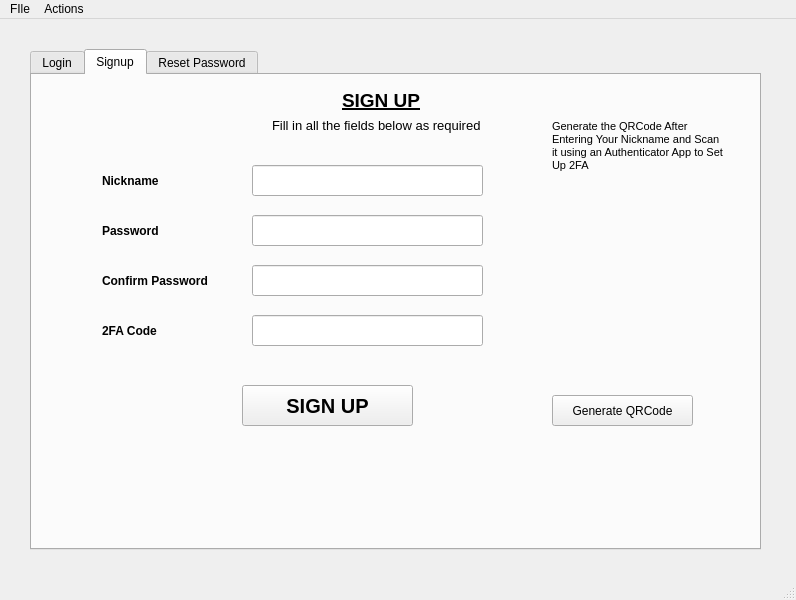
Old version of the form UI_files/mainui.ui in the repository nafdev01/secure-lan-chat.
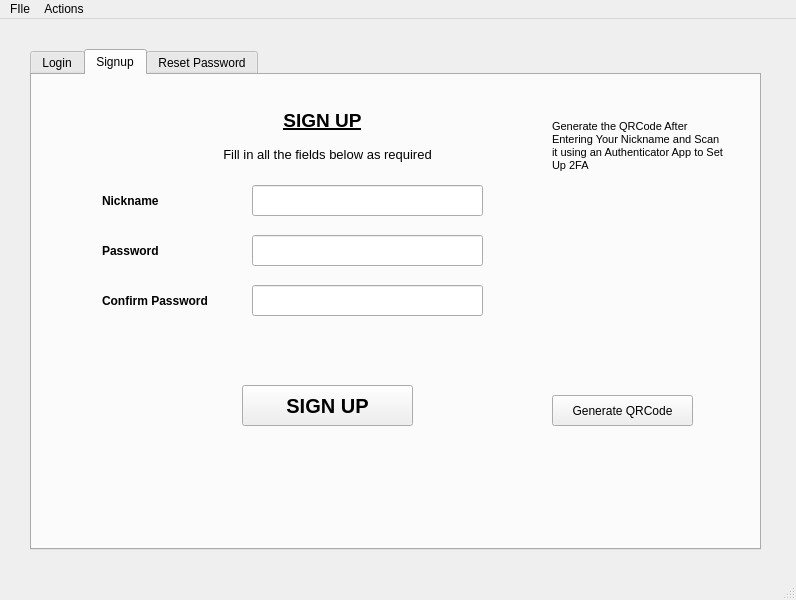
New version of the form. The open tabs and pages were chosen to show the change. Icons and pictures are not drawn.

```diff
--- a/UI_files/mainui.ui
+++ b/UI_files/mainui.ui
@@ -268,7 +268,7 @@
         <property name="geometry">
          <rect>
           <x>220</x>
-          <y>90</y>
+          <y>110</y>
           <width>231</width>
           <height>31</height>
          </rect>
@@ -287,7 +287,7 @@
         <property name="geometry">
          <rect>
           <x>70</x>
-          <y>90</y>
+          <y>110</y>
           <width>91</width>
           <height>31</height>
          </rect>
@@ -306,7 +306,7 @@
         <property name="geometry">
          <rect>
           <x>220</x>
-          <y>140</y>
+          <y>160</y>
           <width>231</width>
           <height>31</height>
          </rect>
@@ -322,7 +322,7 @@
         <property name="geometry">
          <rect>
           <x>70</x>
-          <y>140</y>
+          <y>160</y>
           <width>91</width>
           <height>31</height>
          </rect>
@@ -360,7 +360,7 @@
         <property name="geometry">
          <rect>
           <x>220</x>
-          <y>190</y>
+          <y>210</y>
           <width>231</width>
           <height>31</height>
          </rect>
@@ -379,7 +379,7 @@
         <property name="geometry">
          <rect>
           <x>70</x>
-          <y>190</y>
+          <y>210</y>
           <width>141</width>
           <height>31</height>
          </rect>
@@ -414,41 +414,6 @@
          <string>SIGN UP</string>
         </property>
        </widget>
-       <widget class="QLineEdit" name="input2FASign">
-        <property name="geometry">
-         <rect>
-          <x>220</x>
-          <y>240</y>
-          <width>231</width>
-          <height>31</height>
-         </rect>
-        </property>
-        <property name="toolTip">
-         <string>Enter the 6 digit code geenrated by the authenticator app</string>
-        </property>
-        <property name="echoMode">
-         <enum>QLineEdit::Password</enum>
-        </property>
-       </widget>
-       <widget class="QLabel" name="label2FASign">
-        <property name="geometry">
-         <rect>
-          <x>70</x>
-          <y>240</y>
-          <width>101</width>
-          <height>31</height>
-         </rect>
-        </property>
-        <property name="font">
-         <font>
-          <weight>75</weight>
-          <bold>true</bold>
-         </font>
-        </property>
-        <property name="text">
-         <string>2FA Code</string>
-        </property>
-       </widget>
        <widget class="QPushButton" name="button2FAGen">
         <property name="geometry">
          <rect>
@@ -468,8 +433,8 @@
        <widget class="QLabel" name="labelTitleSign">
         <property name="geometry">
          <rect>
-          <x>310</x>
-          <y>10</y>
+          <x>240</x>
+          <y>30</y>
           <width>101</width>
           <height>31</height>
          </rect>
@@ -484,7 +449,7 @@
          </font>
         </property>
         <property name="text">
-         <string>SIGN UP</string>
+         <string>&lt;html&gt;&lt;head/&gt;&lt;body&gt;&lt;p align=&quot;center&quot;&gt;SIGN UP&lt;/p&gt;&lt;/body&gt;&lt;/html&gt;</string>
         </property>
        </widget>
        <widget class="QLabel" name="labelQRCodeSign">
@@ -511,8 +476,8 @@
        <widget class="QLabel" name="labelInstructSign">
         <property name="geometry">
          <rect>
-          <x>240</x>
-          <y>40</y>
+          <x>170</x>
+          <y>70</y>
           <width>251</width>
           <height>20</height>
          </rect>
@@ -525,7 +490,7 @@
          </font>
         </property>
         <property name="text">
-         <string>Fill in all the fields below as required</string>
+         <string>&lt;html&gt;&lt;head/&gt;&lt;body&gt;&lt;p align=&quot;center&quot;&gt;Fill in all the fields below as required&lt;/p&gt;&lt;/body&gt;&lt;/html&gt;</string>
         </property>
        </widget>
       </widget>
```
Left out of the diff: 2 changed lines with no effect on the pictures.
